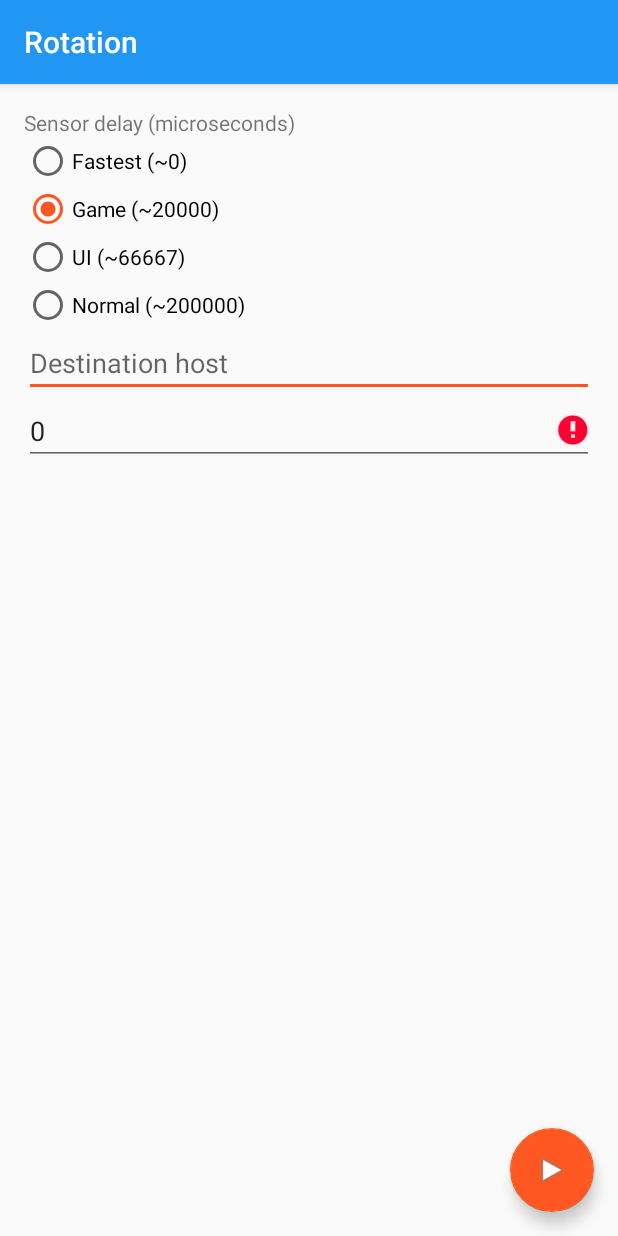
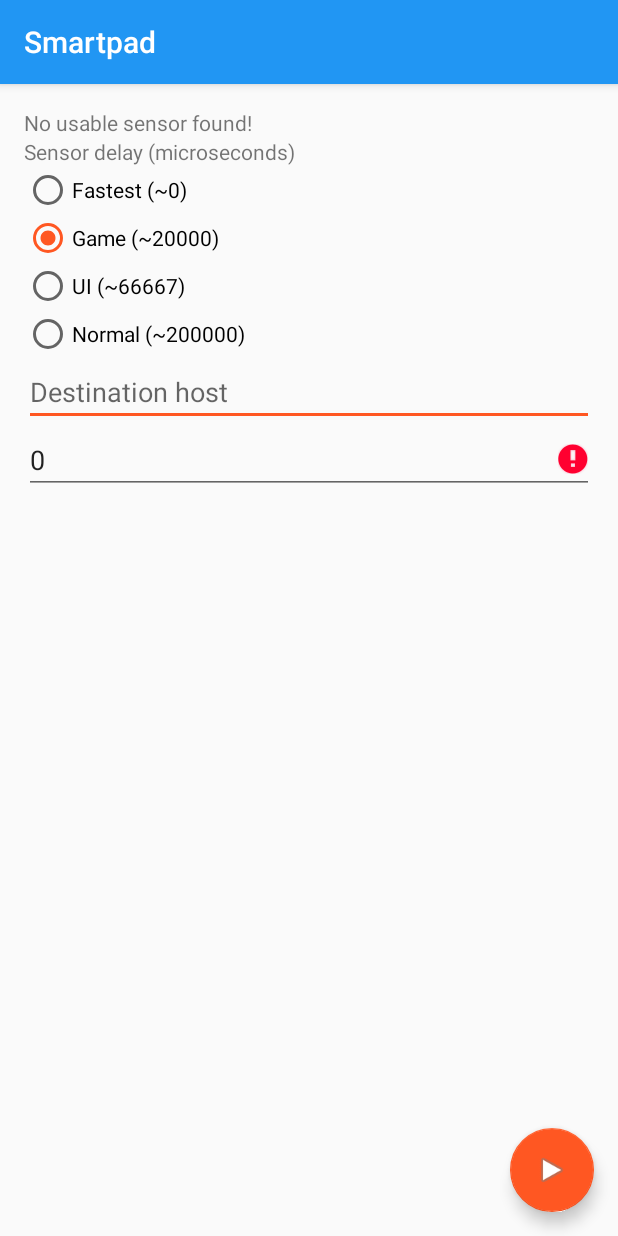
Before and after one commit to fengye/smartpad-android, an Android app: the screen it shows after launch (MainActivity), on a phone screen of 412 x 824 dp. Run offline under Robolectric (Android 15) with nearby library versions, the phone set to English and light mode, and no system bars.

Commit message:
Smartpad rewrite

```diff
--- a/app/build.gradle
+++ b/app/build.gradle
@@ -5,7 +5,7 @@ android {
     buildToolsVersion "22.0.1"
 
     defaultConfig {
-        applicationId "net.mzimmer.android.apps.rotation"
+        applicationId "net.mzimmer.android.apps.smartpad"
         minSdkVersion 9
         targetSdkVersion 22
         versionCode 1
--- a/app/src/main/java/net/mzimmer/android/apps/rotation/MainActivity.java
+++ b/app/src/main/java/net/mzimmer/android/apps/smartpad/MainActivity.java
@@ -1,4 +1,4 @@
-package net.mzimmer.android.apps.rotation;
+package net.mzimmer.android.apps.smartpad;
 
 import android.content.BroadcastReceiver;
 import android.content.Context;
@@ -38,13 +38,13 @@ public class MainActivity extends AppCompatActivity implements View.OnClickListe
 	private static final SparseIntArray SENSOR_DELAY_RADIO_BUTTON_IDS;
 
 	static {
-		ACTION_NETWORK_STARTED = "net.mzimmer.android.apps.rotation.NetworkService.action.network.started";
-		ACTION_NETWORK_STOPPED = "net.mzimmer.android.apps.rotation.NetworkService.action.network.stopped";
-		ACTION_NETWORK_FAILED = "net.mzimmer.android.apps.rotation.NetworkService.action.network.failed";
-		ACTION_NETWORK_FAILED_INVALID_HOST = "net.mzimmer.android.apps.rotation.NetworkService.action.network.failed.invalidHost";
-		ACTION_NETWORK_FAILED_INVALID_PORT = "net.mzimmer.android.apps.rotation.NetworkService.action.network.failed.invalidPort";
+		ACTION_NETWORK_STARTED = "net.mzimmer.android.apps.smartpad.NetworkService.action.network.started";
+		ACTION_NETWORK_STOPPED = "net.mzimmer.android.apps.smartpad.NetworkService.action.network.stopped";
+		ACTION_NETWORK_FAILED = "net.mzimmer.android.apps.smartpad.NetworkService.action.network.failed";
+		ACTION_NETWORK_FAILED_INVALID_HOST = "net.mzimmer.android.apps.smartpad.NetworkService.action.network.failed.invalidHost";
+		ACTION_NETWORK_FAILED_INVALID_PORT = "net.mzimmer.android.apps.smartpad.NetworkService.action.network.failed.invalidPort";
 
-		EXTRA_EXCEPTION = "net.mzimmer.android.apps.rotation.NetworkService.extra.exception";
+		EXTRA_EXCEPTION = "net.mzimmer.android.apps.smartpad.NetworkService.extra.exception";
 
 		SENSOR_DELAY_RADIO_BUTTON_IDS = new SparseIntArray(4);
 		SENSOR_DELAY_RADIO_BUTTON_IDS.put(SensorManager.SENSOR_DELAY_FASTEST, R.id.sensor_delay_fastest);
@@ -114,6 +114,7 @@ public class MainActivity extends AppCompatActivity implements View.OnClickListe
 	private FloatingActionButton stop;
 	private EditText destinationHost;
 	private EditText destinationPort;
+	private TextView data;
 	private TextView info;
 
 	@Override
@@ -133,6 +134,7 @@ public class MainActivity extends AppCompatActivity implements View.OnClickListe
 		RadioGroup sensorDelay = (RadioGroup) findViewById(R.id.sensor_delay);
 		destinationHost = (EditText) findViewById(R.id.destination_host);
 		destinationPort = (EditText) findViewById(R.id.destination_port);
+		data = (TextView) findViewById(R.id.data);
 		info = (TextView) findViewById(R.id.info);
 
 		start.setOnClickListener(this);
@@ -141,7 +143,7 @@ public class MainActivity extends AppCompatActivity implements View.OnClickListe
 		OnTextChangeListener.Helper.register(destinationHost, this);
 		OnTextChangeListener.Helper.register(destinationPort, this);
 
-		updateUI();
+		initUI();
 	}
 
 	@Override
@@ -215,16 +217,13 @@ public class MainActivity extends AppCompatActivity implements View.OnClickListe
 
 	@Override
 	public void onSensorChanged(SensorEvent event) {
-		final StringBuilder stringBuilder = new StringBuilder();
-		stringBuilder.append("x: ");
-		stringBuilder.append(Float.toString(event.values[0]));
-		stringBuilder.append("\ny: ");
-		stringBuilder.append(Float.toString(event.values[1]));
-		stringBuilder.append("\nz: ");
-		stringBuilder.append(Float.toString(event.values[2]));
-		stringBuilder.append("\nw: ");
-		stringBuilder.append(Float.toString(event.values[3]));
-		updateUIInfo(stringBuilder.toString());
+		String text;
+		try {
+			text = UnityQuaternion.from(event).toText();
+		} catch (IllegalArgumentException e) {
+			text = getString(R.string.sensor_unreadable);
+		}
+		updateUIData(text);
 	}
 
 	@Override
@@ -233,6 +232,21 @@ public class MainActivity extends AppCompatActivity implements View.OnClickListe
 
 	private RadioButton getSensorDelayRadioButtonFromValue(int value) {
 		return ((RadioButton) findViewById(getSensorDelayRadioButtonIdFromValue(value)));
+	}
+
+	private void initUI() {
+		runOnUiThread(new Runnable() {
+			@Override
+			public void run() {
+				Sensor sensor = SmartpadApplication.getSensor();
+				if (sensor == null) {
+					info.setText(getString(R.string.sensor_usage_non));
+				} else {
+					info.setText(getString(R.string.sensor_usage) + " " + sensor.getName());
+				}
+			}
+		});
+		updateUI();
 	}
 
 	private void updateUI() {
@@ -266,7 +280,7 @@ public class MainActivity extends AppCompatActivity implements View.OnClickListe
 						break;
 					}
 					case RUNNING: {
-						updateUIInfo("");
+						updateUIData("");
 
 						setup.setVisibility(View.GONE);
 						waiting.setVisibility(View.GONE);
@@ -285,11 +299,11 @@ public class MainActivity extends AppCompatActivity implements View.OnClickListe
 		});
 	}
 
-	private void updateUIInfo(final String info) {
+	private void updateUIData(final String data) {
 		runOnUiThread(new Runnable() {
 			@Override
 			public void run() {
-				MainActivity.this.info.setText(info);
+				MainActivity.this.data.setText(data);
 			}
 		});
 	}
@@ -335,13 +349,13 @@ public class MainActivity extends AppCompatActivity implements View.OnClickListe
 	private void registerSensorListener() {
 		initSensorManager();
 		initHandler();
-		sensorManager.registerListener(MainActivity.this, RotationApplication.getSensor(), SensorManager.SENSOR_DELAY_UI, handler);
+		sensorManager.registerListener(MainActivity.this, SmartpadApplication.getSensor(), SensorManager.SENSOR_DELAY_UI, handler);
 		Logger.getLogger(Logger.GLOBAL_LOGGER_NAME).info("Registered main activities sensor listener");
 	}
 
 	private void unregisterSensorListener() {
 		initSensorManager();
-		sensorManager.unregisterListener(MainActivity.this, RotationApplication.getSensor());
+		sensorManager.unregisterListener(MainActivity.this, SmartpadApplication.getSensor());
 		Logger.getLogger(Logger.GLOBAL_LOGGER_NAME).info("Unregistered main activities sensor listener");
 	}
 
--- a/app/src/main/java/net/mzimmer/android/apps/rotation/NetworkService.java
+++ b/app/src/main/java/net/mzimmer/android/apps/smartpad/NetworkService.java
@@ -1,4 +1,4 @@
-package net.mzimmer.android.apps.rotation;
+package net.mzimmer.android.apps.smartpad;
 
 import android.app.Notification;
 import android.app.NotificationManager;
@@ -36,9 +36,9 @@ public class NetworkService extends Service implements SensorEventListener {
 	private static boolean running;
 
 	static {
-		EXTRA_HOST = "net.mzimmer.android.apps.rotation.NetworkService.extra.host";
-		EXTRA_PORT = "net.mzimmer.android.apps.rotation.NetworkService.extra.port";
-		EXTRA_SENSOR_DELAY = "net.mzimmer.android.apps.rotation.NetworkService.extra.sensorDelay";
+		EXTRA_HOST = "net.mzimmer.android.apps.smartpad.NetworkService.extra.host";
+		EXTRA_PORT = "net.mzimmer.android.apps.smartpad.NetworkService.extra.port";
+		EXTRA_SENSOR_DELAY = "net.mzimmer.android.apps.smartpad.NetworkService.extra.sensorDelay";
 
 		NOTIFICATION_ID = 0;
 		running = false;
@@ -193,7 +193,7 @@ public class NetworkService extends Service implements SensorEventListener {
 	private void registerSensorListener(int sensorDelay) {
 		initSensorManager();
 		initHandler();
-		sensorManager.registerListener(NetworkService.this, RotationApplication.getSensor(), sensorDelay, handler);
+		sensorManager.registerListener(NetworkService.this, SmartpadApplication.getSensor(), sensorDelay, handler);
 		running = true;
 		Logger.getLogger(Logger.GLOBAL_LOGGER_NAME).info("Registered network service' sensor listener");
 	}
@@ -201,7 +201,7 @@ public class NetworkService extends Service implements SensorEventListener {
 	private void unregisterSensorListener() {
 		initSensorManager();
 		running = false;
-		sensorManager.unregisterListener(this, RotationApplication.getSensor());
+		sensorManager.unregisterListener(this, SmartpadApplication.getSensor());
 		Logger.getLogger(Logger.GLOBAL_LOGGER_NAME).info("Unregistered network service' sensor listener");
 	}
 
@@ -221,7 +221,7 @@ public class NetworkService extends Service implements SensorEventListener {
 
 		return new NotificationCompat.Builder(getApplicationContext())
 				.setSmallIcon(R.mipmap.rotation)
-				.setContentTitle(getString(R.string.rotation))
+				.setContentTitle(getString(R.string.app_name))
 				.setContentText(getString(R.string.streaming_to) + " " + address.toString())
 				.setOngoing(true)
 				.setContentIntent(viewMainActivityPendingIntent)
@@ -249,7 +249,7 @@ public class NetworkService extends Service implements SensorEventListener {
 		private static final String ACTION_NETWORK_STOP;
 
 		static {
-			ACTION_NETWORK_STOP = "net.mzimmer.android.apps.rotation.NetworkService.action.network.stop";
+			ACTION_NETWORK_STOP = "net.mzimmer.android.apps.smartpad.NetworkService.action.network.stop";
 		}
 
 		public static Intent intent(Context context) {
--- a/app/src/main/java/net/mzimmer/android/apps/rotation/OnTextChangeListener.java
+++ b/app/src/main/java/net/mzimmer/android/apps/smartpad/OnTextChangeListener.java
@@ -1,4 +1,4 @@
-package net.mzimmer.android.apps.rotation;
+package net.mzimmer.android.apps.smartpad;
 
 import android.text.Editable;
 import android.text.TextWatcher;
--- a/app/src/main/java/net/mzimmer/android/apps/rotation/Preferences.java
+++ b/app/src/main/java/net/mzimmer/android/apps/smartpad/Preferences.java
@@ -1,4 +1,4 @@
-package net.mzimmer.android.apps.rotation;
+package net.mzimmer.android.apps.smartpad;
 
 import android.content.Context;
 import android.content.SharedPreferences;
--- a/app/src/main/java/net/mzimmer/android/apps/rotation/RotationApplication.java
+++ b/app/src/main/java/net/mzimmer/android/apps/smartpad/SmartpadApplication.java
@@ -1,11 +1,11 @@
-package net.mzimmer.android.apps.rotation;
+package net.mzimmer.android.apps.smartpad;
 
 import android.app.Application;
 import android.content.Context;
 import android.hardware.Sensor;
 import android.hardware.SensorManager;
 
-public class RotationApplication extends Application {
+public class SmartpadApplication extends Application {
 	private static Sensor sensor;
 
 	public static Sensor getSensor() {
--- a/app/src/main/res/layout/activity_main.xml
+++ b/app/src/main/res/layout/activity_main.xml
@@ -5,7 +5,7 @@
                                                  android:layout_width="match_parent"
                                                  android:layout_height="match_parent"
                                                  android:fitsSystemWindows="true"
-                                                 tools:context=".SetupActivity">
+                                                 tools:context=".MainActivity">
 
 	<android.support.design.widget.AppBarLayout
 		android:layout_width="match_parent"
@@ -32,6 +32,10 @@
 		              android:paddingLeft="@dimen/activity_horizontal_margin"
 		              android:paddingRight="@dimen/activity_horizontal_margin"
 		              android:paddingTop="@dimen/activity_vertical_margin">
+
+			<TextView android:id="@+id/info"
+			          android:layout_width="match_parent"
+			          android:layout_height="wrap_content" />
 
 			<LinearLayout android:id="@+id/setup"
 			              android:layout_width="match_parent"
@@ -64,9 +68,9 @@
 					             android:text="@string/sensor_delay_ui" />
 
 					<RadioButton android:id="@+id/sensor_delay_normal"
-								 android:layout_width="wrap_content"
-								 android:layout_height="wrap_content"
-								 android:text="@string/sensor_delay_normal" />
+					             android:layout_width="wrap_content"
+					             android:layout_height="wrap_content"
+					             android:text="@string/sensor_delay_normal" />
 				</RadioGroup>
 
 				<EditText android:id="@+id/destination_host"
@@ -87,9 +91,10 @@
 			              android:layout_height="match_parent"
 			              android:orientation="vertical">
 
-				<TextView android:id="@+id/info"
+				<TextView android:id="@+id/data"
 				          android:layout_width="match_parent"
-				          android:layout_height="wrap_content" />
+				          android:layout_height="wrap_content"
+				          android:text="@string/sensor_unreadable" />
 			</LinearLayout>
 		</LinearLayout>
 
--- a/app/src/main/res/values/strings.xml
+++ b/app/src/main/res/values/strings.xml
@@ -1,5 +1,8 @@
 <resources>
-	<string name="rotation">Rotation</string>
+	<string name="app_name">Smartpad</string>
+	<string name="sensor_unreadable">Unable to read data from sensor!</string>
+	<string name="sensor_usage">Using sensor:</string>
+	<string name="sensor_usage_non">No usable sensor found!</string>
 	<string name="sensor_delay">Sensor delay (microseconds)</string>
 	<string name="sensor_delay_fastest">Fastest (~0)</string>
 	<string name="sensor_delay_game">Game (~20000)</string>
--- a/build.gradle
+++ b/build.gradle
@@ -5,7 +5,7 @@ buildscript {
         jcenter()
     }
     dependencies {
-        classpath 'com.android.tools.build:gradle:1.3.0'
+        classpath 'com.android.tools.build:gradle:2.1.2'
 
         // NOTE: Do not place your application dependencies here; they belong
         // in the individual module build.gradle files
```
Also changed, not shown: app/src/main/AndroidManifest.xml (+4 -4 lines), app/src/main/java/net/mzimmer/android/apps/smartpad/SensorEventPacketFactory.java (renamed from app/src/main/java/net/mzimmer/android/apps/rotation/SensorEventPacketFactory.java, +13 -11 lines), app/src/main/java/net/mzimmer/android/apps/smartpad/UnityQuaternion.java (added, +44 -0 lines), gradle/wrapper/gradle-wrapper.properties.
